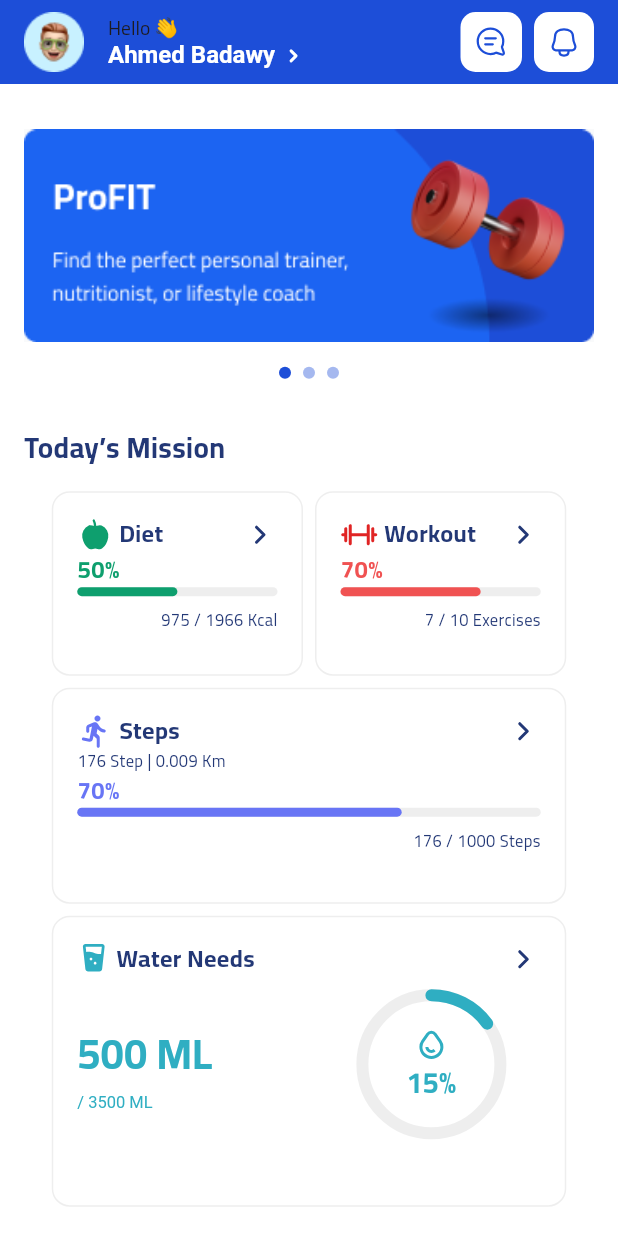
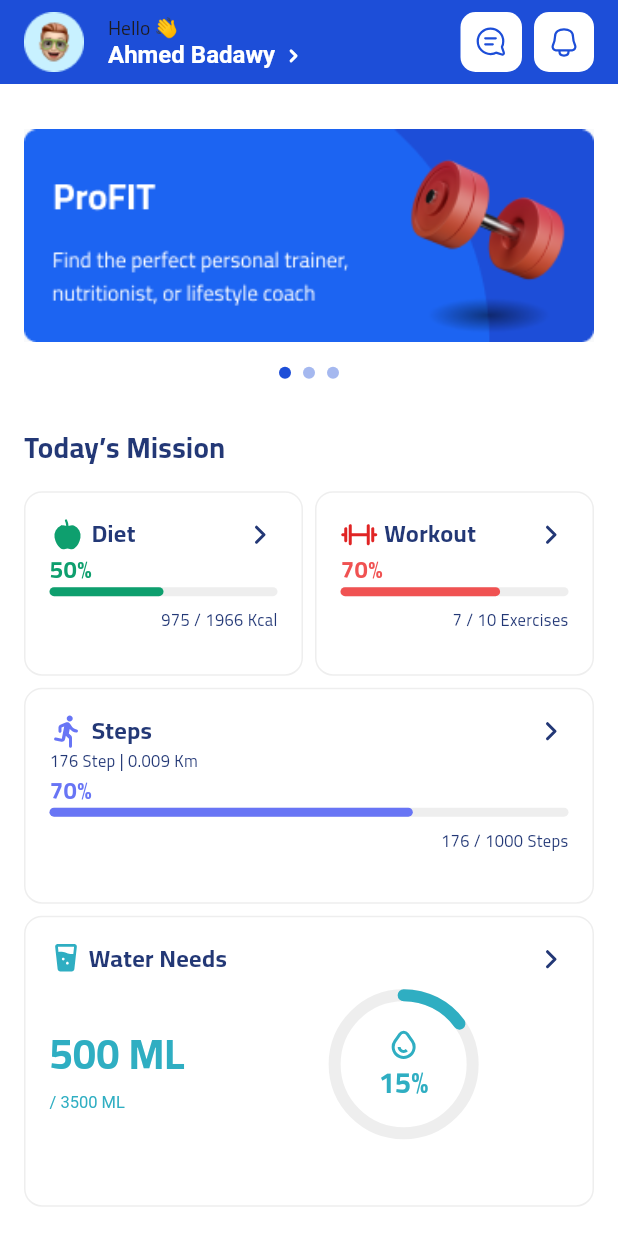
Before and after one commit to Ahmed55714/ProFIT-project, a Flutter app: the HomeScreen screen opened directly, on a phone screen of 412 x 824 dp. Run offline on Flutter 3.47's test engine with Material 3 defaults, Android fonts, the light colour scheme and no system bars; drawn by our look-alikes of carousel_slider, percent_indicator; our stand-ins replace flutter_svg, get; missing offline and left inert: dart:ffi, fl_country_code_picker.

Commit message:
profit commit

```diff
--- a/lib/Views/pages/Home/HomeScreens/Home.dart
+++ b/lib/Views/pages/Home/HomeScreens/Home.dart
@@ -92,10 +92,13 @@
               ),
             ),
             const SizedBox(height: 16),
-            Row(
+            Padding(
+              padding: const EdgeInsets.only(left: 16, right: 16),
+              child: Row(
                 mainAxisAlignment: MainAxisAlignment.center,
                 children: [
-                CustomInfoCard(
+                  Expanded(
+                    child: CustomInfoCard(
                       leftIconPath: 'assets/svgs/apple.svg',
                       rightIconPath: 'assets/svgs/right.svg',
                       title: 'Diet',
@@ -107,8 +110,10 @@
                       width: 167.5,
                       height: 123,
                     ),
+                  ),
                   const SizedBox(width: 8),
-                CustomInfoCard(
+                  Expanded(
+                    child: CustomInfoCard(
                       leftIconPath: 'assets/svgs/Dumbbelll.svg',
                       rightIconPath: 'assets/svgs/right.svg',
                       title: 'Workout',
@@ -120,10 +125,17 @@
                       width: 167.5,
                       height: 123,
                     ),
+                  ),
                 ],
               ),
+            ),
             const SizedBox(height: 8),
-            CustomInfoCard(
+            Padding(
+              padding: const EdgeInsets.only(left: 16, right: 16),
+              child: Row(
+                children: [
+                  Expanded(
+                    child: CustomInfoCard(
                       leftIconPath: 'assets/svgs/ic_round-directions-run.svg',
                       rightIconPath: 'assets/svgs/right.svg',
                       title: 'Steps',
@@ -136,8 +148,17 @@
                       height: 144,
                       isShow: true,
                     ),
+                  ),
+                ],
+              ),
+            ),
             const SizedBox(height: 8),
-            Container(
+            Padding(
+              padding: const EdgeInsets.only(left: 16, right: 16),
+              child: Row(
+                children: [
+                  Expanded(
+                    child: Container(
                       width: 343,
                       height: 194,
                       decoration: BoxDecoration(
@@ -146,7 +167,8 @@
                         border: Border.all(color: Colors.grey[200]!, width: 1),
                       ),
                       child: Padding(
-                padding: const EdgeInsets.only(left: 16, top: 16, right: 16),
+                        padding:
+                            const EdgeInsets.only(left: 16, top: 16, right: 16),
                         child: Column(
                           crossAxisAlignment: CrossAxisAlignment.start,
                           children: [
@@ -210,6 +232,11 @@
                         ),
                       ),
                     ),
+                  ),
+                ],
+              ),
+            ),
+            SizedBox(height: 8),
           ],
         ),
       ),
```
Lines whose indentation alone changed are shown as unchanged.
